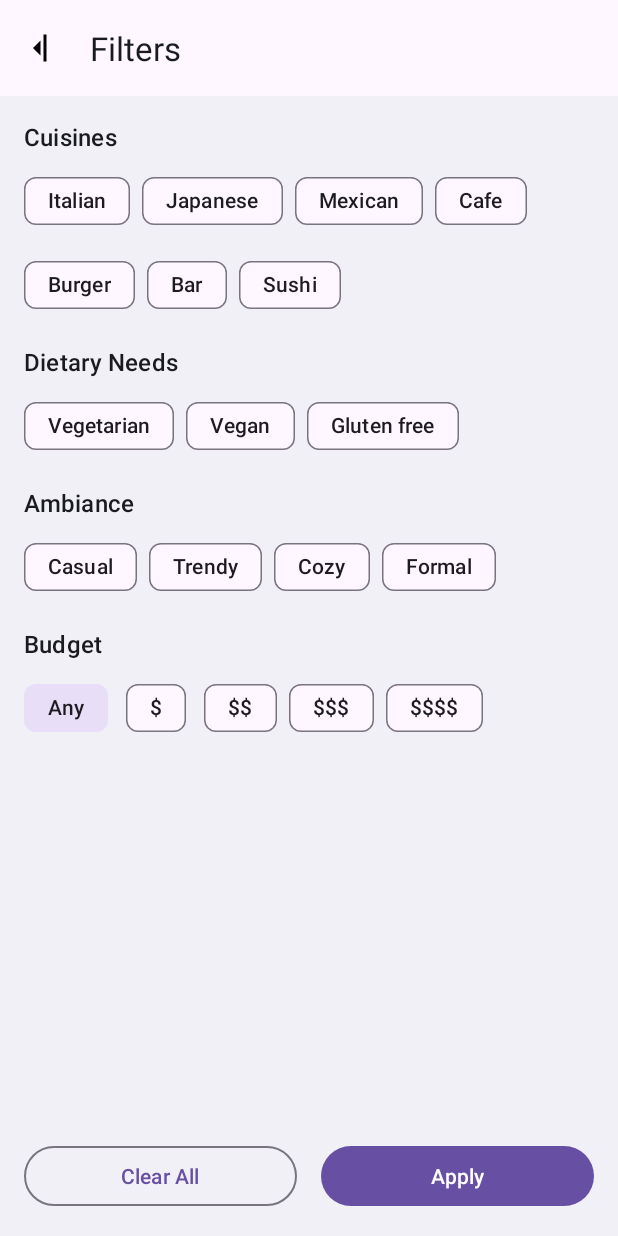
After one commit to andreeag1/MealMatch, an Android app: the fragment FiltersDialogFragment placed in its activity, on a phone screen of 412 x 824 dp. The commit adds this screen. Run offline under Robolectric (Android 15) with nearby library versions, the light colour scheme and no system bars; our stand-ins replace navigation-ui.

Commit message:
add SearchCriteria and different categories to filter

```diff
--- a/client/app/build.gradle.kts
+++ b/client/app/build.gradle.kts
@@ -4,6 +4,7 @@ import java.io.FileInputStream
 plugins {
     alias(libs.plugins.android.application)
     alias(libs.plugins.kotlin.android)
+    id("kotlin-parcelize")
 }
 
 val localProps = Properties().apply {
--- /dev/null
+++ b/client/app/src/main/java/com/mealmatch/data/model/Ambiance.kt
@@ -0,0 +1,11 @@
+package com.mealmatch.data.model
+
+/**
+ * Represents the atmosphere or style of a restaurant.
+ */
+enum class Ambiance {
+    CASUAL,
+    TRENDY,
+    COZY,
+    FORMAL
+}
--- /dev/null
+++ b/client/app/src/main/java/com/mealmatch/data/model/Budget.kt
@@ -0,0 +1,13 @@
+package com.mealmatch.data.model
+
+/**
+ * Represents the price range of a restaurant.
+ * @param symbol The string representation (e.g., "$$").
+ */
+enum class Budget(val symbol: String) {
+    ANY("Any"),
+    CHEAP("$"),
+    MODERATE("$$"),
+    EXPENSIVE("$$$"),
+    VERY_EXPENSIVE("$$$$")
+}
--- /dev/null
+++ b/client/app/src/main/java/com/mealmatch/data/model/DietaryNeed.kt
@@ -0,0 +1,10 @@
+package com.mealmatch.data.model
+
+/**
+ * Represents specific dietary options for filtering restaurants.
+ */
+enum class DietaryNeed {
+    VEGETARIAN,
+    VEGAN,
+    GLUTEN_FREE
+}
--- /dev/null
+++ b/client/app/src/main/java/com/mealmatch/data/model/SearchCriteria.kt
@@ -0,0 +1,16 @@
+package com.mealmatch.data.model
+
+import android.os.Parcelable
+import kotlinx.parcelize.Parcelize
+
+/**
+ * Data class holding all the user-selected criteria for a restaurant search.
+ * This class is Parcelable for passing between Android components.
+ */
+@Parcelize
+data class SearchCriteria(
+    var cuisines: MutableSet<String> = mutableSetOf(),
+    var dietaryNeeds: MutableSet<DietaryNeed> = mutableSetOf(),
+    var ambiance: MutableSet<Ambiance> = mutableSetOf(),
+    var budget: Budget = Budget.ANY
+) : Parcelable
--- /dev/null
+++ b/client/app/src/main/java/com/mealmatch/ui/map/FiltersDialogFragment.kt
@@ -0,0 +1,146 @@
+package com.mealmatch.ui.map
+
+import android.os.Bundle
+import android.view.LayoutInflater
+import android.view.View
+import android.view.ViewGroup
+import androidx.fragment.app.DialogFragment
+import com.google.android.material.chip.Chip
+import com.google.android.material.chip.ChipGroup
+import com.mealmatch.R
+import com.mealmatch.data.model.Ambiance
+import com.mealmatch.data.model.Budget
+import com.mealmatch.data.model.DietaryNeed
+import com.mealmatch.data.model.SearchCriteria
+import com.mealmatch.databinding.DialogFiltersBinding
+import java.util.Locale
+
+class FiltersDialogFragment : DialogFragment() {
+
+    interface FiltersDialogListener {
+        fun onFiltersApplied(searchCriteria: SearchCriteria)
+    }
+
+    private var _binding: DialogFiltersBinding? = null
+    private val binding get() = _binding!!
+
+    private lateinit var currentCriteria: SearchCriteria
+
+    override fun onCreate(savedInstanceState: Bundle?) {
+        super.onCreate(savedInstanceState)
+        // Use a standard, safe theme for the full-screen dialog
+        setStyle(STYLE_NORMAL, android.R.style.Theme_DeviceDefault_Light_NoActionBar)
+        currentCriteria = arguments?.getParcelable(ARG_CRITERIA) ?: SearchCriteria()
+    }
+
+    override fun onCreateView(inflater: LayoutInflater, container: ViewGroup?, savedInstanceState: Bundle?): View {
+        _binding = DialogFiltersBinding.inflate(inflater, container, false)
+        return binding.root
+    }
+
+    override fun onViewCreated(view: View, savedInstanceState: Bundle?) {
+        super.onViewCreated(view, savedInstanceState)
+        setupToolbar()
+        setupChips()
+        setupButtons()
+    }
+
+    private fun setupToolbar() {
+        binding.toolbar.setNavigationOnClickListener { dismiss() }
+    }
+
+    private fun setupButtons() {
+        binding.btnClear.setOnClickListener {
+            currentCriteria = SearchCriteria() // Reset to default
+            updateChipSelections() // Update UI to reflect reset
+        }
+        binding.btnApply.setOnClickListener {
+            collectChipSelections()
+            (parentFragment as? FiltersDialogListener)?.onFiltersApplied(currentCriteria)
+            dismiss()
+        }
+    }
+
+    private fun setupChips() {
+        val cuisineOptions = listOf("Italian", "Japanese", "Mexican", "Cafe", "Burger", "Bar", "Sushi")
+        // Use non-deprecated string transformations
+        val dietaryOptions = DietaryNeed.values().map { it.name.lowercase(Locale.getDefault()).replace("_", " ").replaceFirstChar(Char::titlecase) }
+        val ambianceOptions = Ambiance.values().map { it.name.lowercase(Locale.getDefault()).replaceFirstChar(Char::titlecase) }
+        val budgetOptions = Budget.values().map { it.symbol }
+
+        populateChipGroup(binding.filterChipGroupCuisines, cuisineOptions)
+        populateChipGroup(binding.filterChipGroupDietary, dietaryOptions)
+        populateChipGroup(binding.filterChipGroupAmbiance, ambianceOptions)
+        populateChipGroup(binding.filterChipGroupBudget, budgetOptions)
+
+        updateChipSelections()
+    }
+
+    private fun populateChipGroup(chipGroup: ChipGroup, options: List<String>) {
+        options.forEach { option ->
+            val chip = Chip(requireContext()).apply { text = option; isCheckable = true }
+            chipGroup.addView(chip)
+        }
+    }
+
+    private fun updateChipSelections() {
+        setChipStates(binding.filterChipGroupCuisines, currentCriteria.cuisines)
+        val selectedDietary = currentCriteria.dietaryNeeds.map { it.name.lowercase(Locale.getDefault()).replace("_", " ").replaceFirstChar(Char::titlecase) }.toSet()
+        val selectedAmbiance = currentCriteria.ambiance.map { it.name.lowercase(Locale.getDefault()).replaceFirstChar(Char::titlecase) }.toSet()
+        setChipStates(binding.filterChipGroupDietary, selectedDietary)
+        setChipStates(binding.filterChipGroupAmbiance, selectedAmbiance)
+
+        // Correctly find and check the selected budget chip
+        for (i in 0 until binding.filterChipGroupBudget.childCount) {
+            val chip = binding.filterChipGroupBudget.getChildAt(i) as Chip
+            if (chip.text.toString() == currentCriteria.budget.symbol) {
+                chip.isChecked = true
+                break
+            }
+        }
+    }
+
+    private fun setChipStates(chipGroup: ChipGroup, selected: Set<String>) {
+        for (i in 0 until chipGroup.childCount) {
+            val chip = chipGroup.getChildAt(i) as Chip
+            chip.isChecked = selected.contains(chip.text.toString())
+        }
+    }
+
+    private fun collectChipSelections() {
+        currentCriteria.cuisines = getSelectedFrom(binding.filterChipGroupCuisines).toMutableSet()
+        currentCriteria.dietaryNeeds = getSelectedFrom(binding.filterChipGroupDietary)
+            .map { DietaryNeed.valueOf(it.replace(" ", "_").uppercase(Locale.getDefault())) }
+            .toMutableSet()
+        currentCriteria.ambiance = getSelectedFrom(binding.filterChipGroupAmbiance)
+            .map { Ambiance.valueOf(it.uppercase(Locale.getDefault())) }
+            .toMutableSet()
+
+        val selectedBudgetSymbol = getSelectedFrom(binding.filterChipGroupBudget).firstOrNull()
+        currentCriteria.budget = Budget.values().firstOrNull { it.symbol == selectedBudgetSymbol } ?: Budget.ANY
+    }
+
+    private fun getSelectedFrom(chipGroup: ChipGroup): Set<String> {
+        return chipGroup.checkedChipIds.mapNotNull { id ->
+            chipGroup.findViewById<Chip>(id)?.text?.toString()
+        }.toSet()
+    }
+
+    override fun onDestroyView() {
+        super.onDestroyView()
+        _binding = null
+    }
+
+    companion object {
+        const val TAG = "FiltersDialog"
+        private const val ARG_CRITERIA = "arg_criteria"
+
+        fun newInstance(searchCriteria: SearchCriteria): FiltersDialogFragment {
+            return FiltersDialogFragment().apply {
+                arguments = Bundle().apply {
+                    putParcelable(ARG_CRITERIA, searchCriteria)
+                }
+            }
+        }
+    }
+}
--- a/client/app/src/main/java/com/mealmatch/ui/map/RestaurantAdapter.kt
+++ b/client/app/src/main/java/com/mealmatch/ui/map/RestaurantAdapter.kt
@@ -44,7 +44,7 @@ class RestaurantAdapter(
         fun bind(r: Restaurant) {
             // Text fields
             nameTv.text   = r.name
-            typeTv.text   = r.cuisine
+            typeTv.text   = r.primaryCuisine
             ratingTv.text = String.format("★ %.1f", r.rating)
             distTv.text   = String.format("%.1f km", r.distance)
 
--- /dev/null
+++ b/client/app/src/main/res/drawable/ic_close.xml
@@ -0,0 +1,5 @@
+<vector xmlns:android="http://schemas.android.com/apk/res/android" android:autoMirrored="true" android:height="24dp" android:tint="#000000" android:viewportHeight="960" android:viewportWidth="960" android:width="24dp">
+
+    <path android:fillColor="@android:color/white" android:pathData="M440,680L440,280L240,480L440,680ZM520,840L600,840L600,120L520,120L520,840Z"/>
+
+</vector>
--- /dev/null
+++ b/client/app/src/main/res/layout/dialog_filters.xml
@@ -0,0 +1,86 @@
+<?xml version="1.0" encoding="utf-8"?>
+<LinearLayout xmlns:android="http://schemas.android.com/apk/res/android"
+    xmlns:app="http://schemas.android.com/apk/res-auto"
+    android:layout_width="match_parent"
+    android:layout_height="match_parent"
+    android:orientation="vertical"
+    android:background="?android:colorBackground">
+
+    <com.google.android.material.appbar.AppBarLayout
+        android:layout_width="match_parent"
+        android:layout_height="wrap_content">
+        <com.google.android.material.appbar.MaterialToolbar
+            android:id="@+id/toolbar"
+            android:layout_width="match_parent"
+            android:layout_height="?attr/actionBarSize"
+            app:title="Filters"
+            app:navigationIcon="@drawable/ic_close" />
+    </com.google.android.material.appbar.AppBarLayout>
+
+    <ScrollView
+        android:layout_width="match_parent"
+        android:layout_height="0dp"
+        android:layout_weight="1">
+
+        <LinearLayout
+            android:layout_width="match_parent"
+            android:layout_height="wrap_content"
+            android:orientation="vertical"
+            android:padding="16dp">
+
+            <TextView style="@style/TextAppearance.Material3.TitleMedium" android:text="Cuisines" android:layout_width="wrap_content" android:layout_height="wrap_content" android:layout_marginBottom="8dp"/>
+            <com.google.android.material.chip.ChipGroup
+                android:id="@+id/filter_chip_group_cuisines"
+                android:layout_width="match_parent"
+                android:layout_height="wrap_content"
+                app:selectionRequired="false"
+                app:singleSelection="false"/>
+
+            <TextView style="@style/TextAppearance.Material3.TitleMedium" android:text="Dietary Needs" android:layout_width="wrap_content" android:layout_height="wrap_content" android:layout_marginTop="16dp" android:layout_marginBottom="8dp"/>
+            <com.google.android.material.chip.ChipGroup
+                android:id="@+id/filter_chip_group_dietary"
+                android:layout_width="match_parent"
+                android:layout_height="wrap_content"
+                app:selectionRequired="false"
+                app:singleSelection="false"/>
+
+            <TextView style="@style/TextAppearance.Material3.TitleMedium" android:text="Ambiance" android:layout_width="wrap_content" android:layout_height="wrap_content" android:layout_marginTop="16dp" android:layout_marginBottom="8dp"/>
+            <com.google.android.material.chip.ChipGroup
+                android:id="@+id/filter_chip_group_ambiance"
+                android:layout_width="match_parent"
+                android:layout_height="wrap_content"
+                app:selectionRequired="false"
+                app:singleSelection="false"/>
+
+            <TextView style="@style/TextAppearance.Material3.TitleMedium" android:text="Budget" android:layout_width="wrap_content" android:layout_height="wrap_content" android:layout_marginTop="16dp" android:layout_marginBottom="8dp"/>
+            <com.google.android.material.chip.ChipGroup
+                android:id="@+id/filter_chip_group_budget"
+                android:layout_width="match_parent"
+                android:layout_height="wrap_content"
+                app:selectionRequired="true"
+                app:singleSelection="true"/>
+
+        </LinearLayout>
+    </ScrollView>
+
+    <LinearLayout
+        android:layout_width="match_parent"
+        android:layout_height="wrap_content"
+        android:orientation="horizontal"
+        android:padding="16dp">
+        <Button
+            android:id="@+id/btn_clear"
+            style="?attr/materialButtonOutlinedStyle"
+            android:layout_width="0dp"
+            android:layout_weight="1"
+            android:layout_height="wrap_content"
+            android:text="Clear All"/>
+        <Button
+            android:id="@+id/btn_apply"
+            android:layout_width="0dp"
+            android:layout_weight="1"
+            android:layout_height="wrap_content"
+            android:layout_marginStart="16dp"
+            android:text="Apply"/>
+    </LinearLayout>
+</LinearLayout>
```
Also changed, not shown: client/app/src/main/java/com/mealmatch/data/model/Restaurant.kt (+7 -3 lines), client/app/src/main/java/com/mealmatch/ui/map/MapFragment.kt (+52 -43 lines), client/app/src/main/java/com/mealmatch/ui/map/MapViewModel.kt (+39 -22 lines), client/app/src/main/java/com/mealmatch/ui/map/RestaurantRepository.kt (+21 -14 lines).
